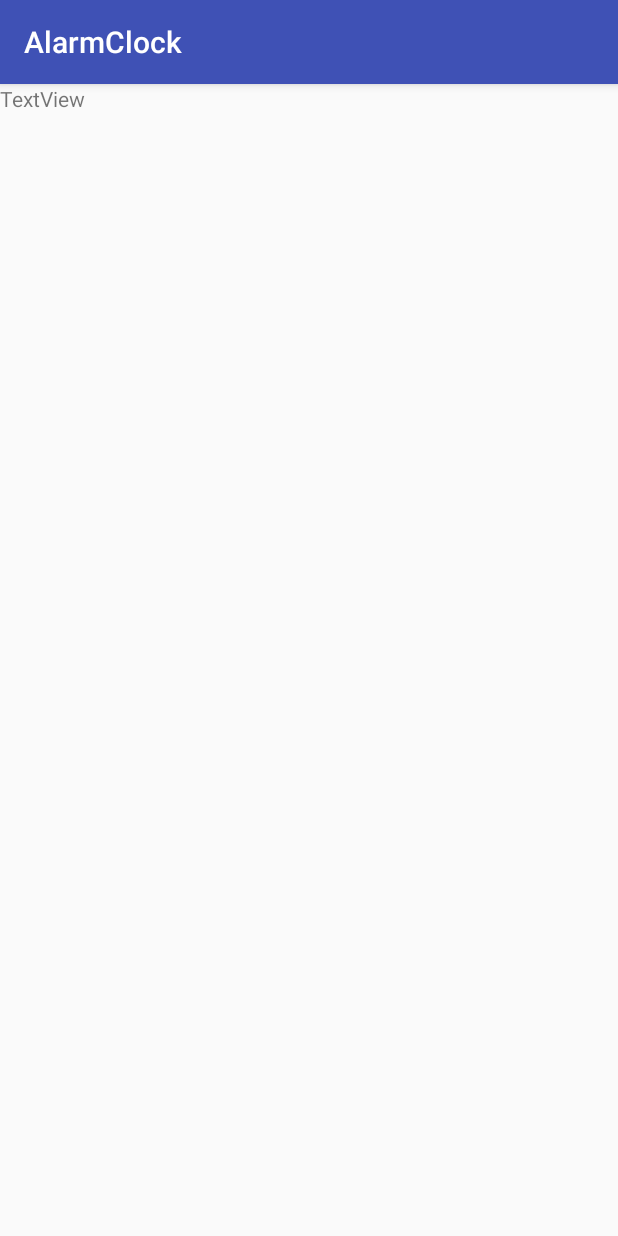
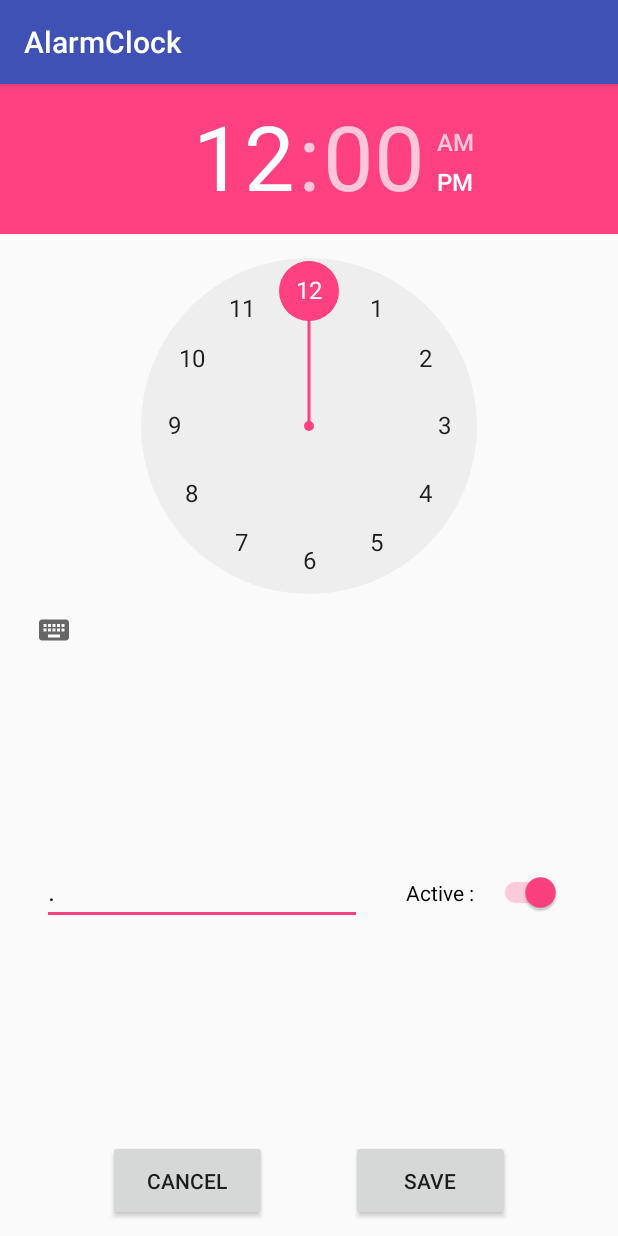
Before and after one commit to EugenLeshchov/mobile-alarm, an Android app: the AlarmActivity screen opened directly, with no data from a screen before it, on a phone screen of 412 x 824 dp. Run offline under Robolectric (Android 15) with nearby library versions, the phone set to English and light mode, and no system bars; our stand-ins replace Room's generated code.

Commit message:
add alarms editing

```diff
--- a/app/src/main/java/zamza/alarmclock/AlarmActivity.java
+++ b/app/src/main/java/zamza/alarmclock/AlarmActivity.java
@@ -5,7 +5,12 @@ import android.arch.persistence.room.Room;
 import android.content.Intent;
 import android.os.Bundle;
 import android.support.v7.app.AppCompatActivity;
+import android.view.View;
+import android.widget.Button;
+import android.widget.EditText;
+import android.widget.Switch;
 import android.widget.TextView;
+import android.widget.TimePicker;
 
 import zamza.alarmclock.domain.Alarm;
 
@@ -13,20 +18,64 @@ public class AlarmActivity extends AppCompatActivity {
 
     public static final String ALARM_ID = "zamza.alarmclock.ALARMID";
 
-    private AppDatabase db;
+    Alarm alarm;
+    AppDatabase db;
     AlarmManager alarmManager;
+
+    TimePicker timePicker;
+    EditText editPath;
+    Switch switchActive;
+    Button btnCancel;
+    Button btnSave;
 
     @Override
     protected void onCreate(Bundle savedInstanceState) {
         super.onCreate(savedInstanceState);
         setContentView(R.layout.activity_alarm);
 
-        TextView textView = (TextView) findViewById(R.id.textView);
+        timePicker = (TimePicker) findViewById(R.id.timePicker);
+        editPath = (EditText) findViewById(R.id.editPath);
+        switchActive = (Switch) findViewById(R.id.switchActive);
+        btnCancel = (Button) findViewById(R.id.btnCancel);
+        btnSave = (Button) findViewById(R.id.btnSave);
+
+        btnCancel.setOnClickListener(new View.OnClickListener(){
+            public void onClick(View v){
+                Intent intent = new Intent(AlarmActivity.this, MainActivity.class);
+                startActivity(intent);
+            }
+        });
+
+        btnSave.setOnClickListener(new View.OnClickListener(){
+            public void onClick(View v){
+                alarm.setHour(timePicker.getCurrentHour());
+                alarm.setMinute(timePicker.getCurrentMinute());
+                alarm.setActive(switchActive.isChecked());
+                alarm.setSongpath(editPath.getText().toString());
+                if (alarm.getId() == 0){
+                    db.alarmDao().insert(alarm);
+                } else{
+                    db.alarmDao().update(alarm);
+                }
+                Intent intent = new Intent(AlarmActivity.this, MainActivity.class);
+                startActivity(intent);
+            }
+        });
 
         db = Room.databaseBuilder(getApplicationContext(), AppDatabase.class, "alarmdb").allowMainThreadQueries().build();
         Integer id = getIntent().getIntExtra(ALARM_ID, 0);
+        if (id != 0){
+            alarm = db.alarmDao().getById(id);
+        } else{
+            alarm = new Alarm(12, 00, ".", true);
+        }
+        updateView();
+    }
 
-        textView.setText(db.alarmDao().getById(id).toString());
-
+    private void updateView(){
+        timePicker.setCurrentHour(alarm.getHour());
+        timePicker.setCurrentMinute(alarm.getMinute());
+        editPath.setText(alarm.getSongpath());
+        switchActive.setChecked(alarm.getActive());
     }
 }
--- a/app/src/main/res/layout/activity_alarm.xml
+++ b/app/src/main/res/layout/activity_alarm.xml
@@ -1,15 +1,72 @@
 <?xml version="1.0" encoding="utf-8"?>
 <android.support.constraint.ConstraintLayout
     xmlns:android="http://schemas.android.com/apk/res/android"
+    xmlns:app="http://schemas.android.com/apk/res-auto"
     xmlns:tools="http://schemas.android.com/tools"
     android:layout_width="match_parent"
     android:layout_height="match_parent">
 
-    <TextView
-        android:id="@+id/textView"
+    <TimePicker
+        android:id="@+id/timePicker"
         android:layout_width="wrap_content"
         android:layout_height="wrap_content"
-        android:text="TextView"
-        tools:layout_editor_absoluteX="149dp"
-        tools:layout_editor_absoluteY="179dp" />
+        app:layout_constraintEnd_toEndOf="parent"
+        app:layout_constraintStart_toStartOf="parent"
+        app:layout_constraintTop_toTopOf="parent" />
+
+    <Button
+        android:id="@+id/btnSave"
+        android:layout_width="106dp"
+        android:layout_height="54dp"
+        android:layout_marginBottom="10dp"
+        android:layout_marginEnd="72dp"
+        android:layout_marginTop="51dp"
+        android:text="Save"
+        app:layout_constraintBottom_toBottomOf="parent"
+        app:layout_constraintEnd_toEndOf="parent"
+        app:layout_constraintTop_toBottomOf="@+id/timePicker"
+        app:layout_constraintVertical_bias="1.0" />
+
+    <Button
+        android:id="@+id/btnCancel"
+        android:layout_width="106dp"
+        android:layout_height="54dp"
+        android:layout_marginBottom="10dp"
+        android:layout_marginStart="72dp"
+        android:layout_marginTop="51dp"
+        android:text="Cancel"
+        app:layout_constraintBottom_toBottomOf="parent"
+        app:layout_constraintStart_toStartOf="parent"
+        app:layout_constraintTop_toBottomOf="@+id/timePicker"
+        app:layout_constraintVertical_bias="1.0" />
+
+    <Switch
+        android:id="@+id/switchActive"
+        android:layout_width="wrap_content"
+        android:layout_height="wrap_content"
+        android:layout_marginBottom="25dp"
+        android:layout_marginEnd="35dp"
+        android:layout_marginStart="13dp"
+        android:layout_marginTop="11dp"
+        android:text="Active :   "
+        app:layout_constraintBottom_toTopOf="@+id/btnSave"
+        app:layout_constraintEnd_toEndOf="parent"
+        app:layout_constraintStart_toEndOf="@+id/editPath"
+        app:layout_constraintTop_toBottomOf="@+id/timePicker" />
+
+    <EditText
+        android:id="@+id/editPath"
+        android:layout_width="wrap_content"
+        android:layout_height="wrap_content"
+        android:layout_marginBottom="17dp"
+        android:layout_marginEnd="13dp"
+        android:layout_marginStart="25dp"
+        android:layout_marginTop="1dp"
+        android:ems="10"
+        android:inputType="textPersonName"
+        app:layout_constraintBottom_toTopOf="@+id/btnSave"
+        app:layout_constraintEnd_toStartOf="@+id/switchActive"
+        app:layout_constraintStart_toStartOf="parent"
+        app:layout_constraintTop_toBottomOf="@+id/timePicker" />
+
 </android.support.constraint.ConstraintLayout>
```
Also changed, not shown: app/src/main/java/zamza/alarmclock/MainActivity.java (+22 -11 lines), app/src/main/java/zamza/alarmclock/domain/Alarm.java (+2 -8 lines), app/src/main/res/layout/activity_main.xml (+18 -6 lines), app/src/main/res/layout/listview_alarm_item.xml (+3 -4 lines).
